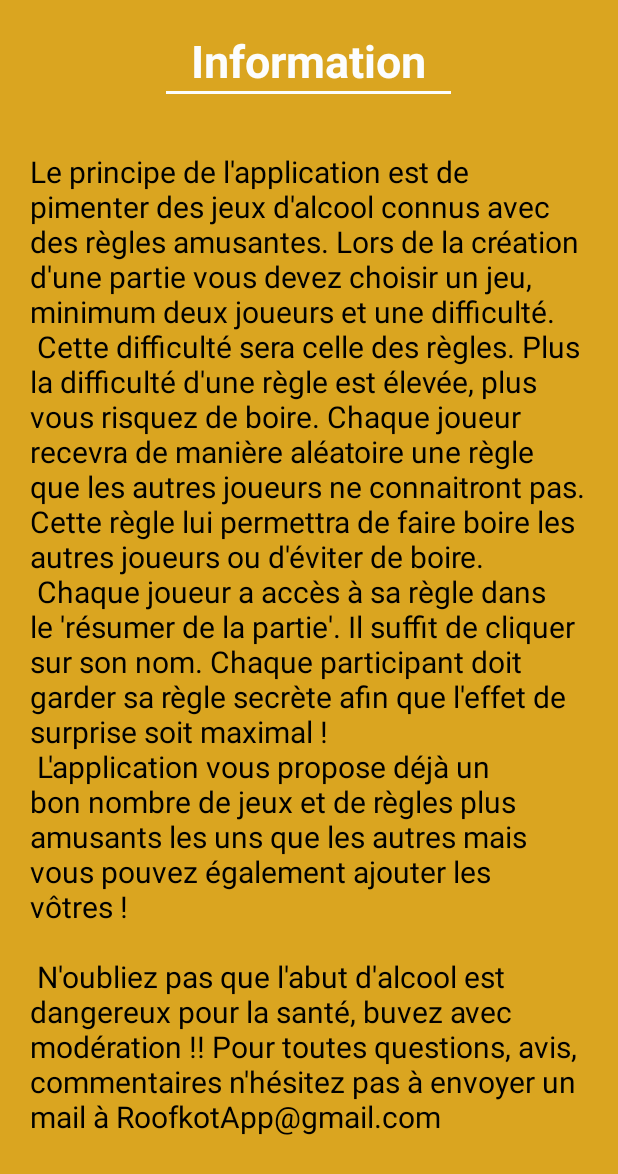
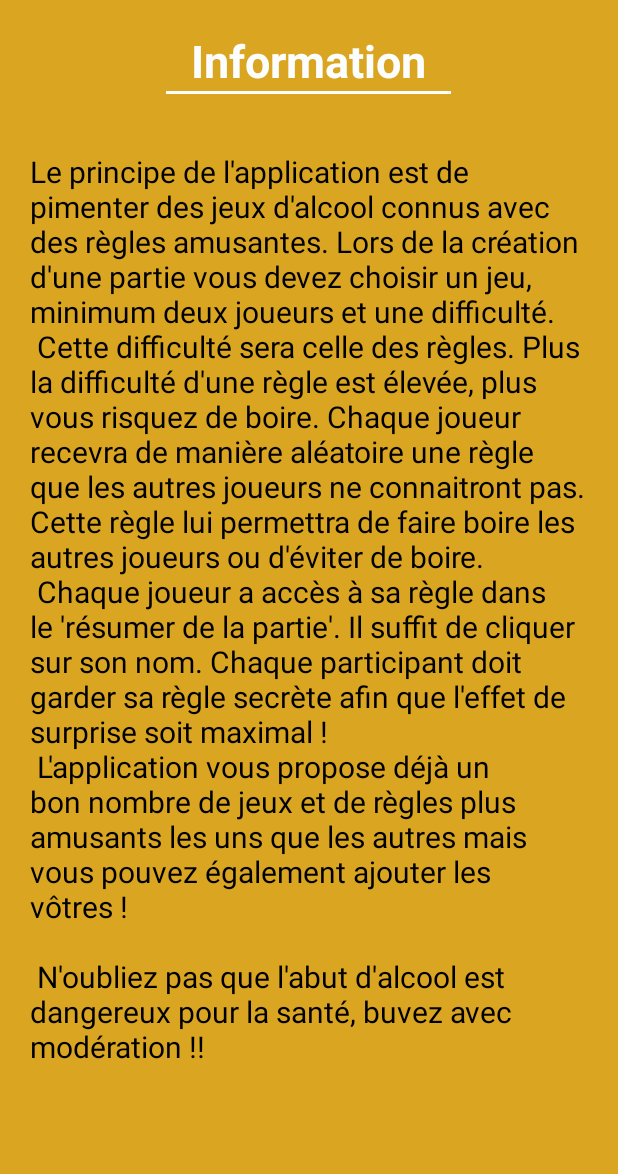
Before and after one commit to Constantinvy/RoofkotApp, an Android app: the InformationScreen screen opened directly, with no data from a screen before it, on a phone screen of 412 x 824 dp. Shown: the top 1174 px of the screen. Run offline under Robolectric (Android 15) with nearby library versions, the phone set to English and light mode, and no system bars.

Commit message:
Update strings.xml

```diff
--- a/Application/Programme/app/src/main/res/values/strings.xml
+++ b/Application/Programme/app/src/main/res/values/strings.xml
@@ -63,7 +63,6 @@
         L\'application vous propose déjà un bon nombre de jeux et de règles plus amusants les uns que les autres mais
         vous pouvez également ajouter les vôtres !\n\n
         N\'oubliez pas que l\'abut d\'alcool est dangereux pour la santé, buvez avec modération !!
-        Pour toutes questions, avis, commentaires n\'hésitez pas à envoyer un mail à RoofkotApp@gmail.com
     </string>
 
 </resources>
```
